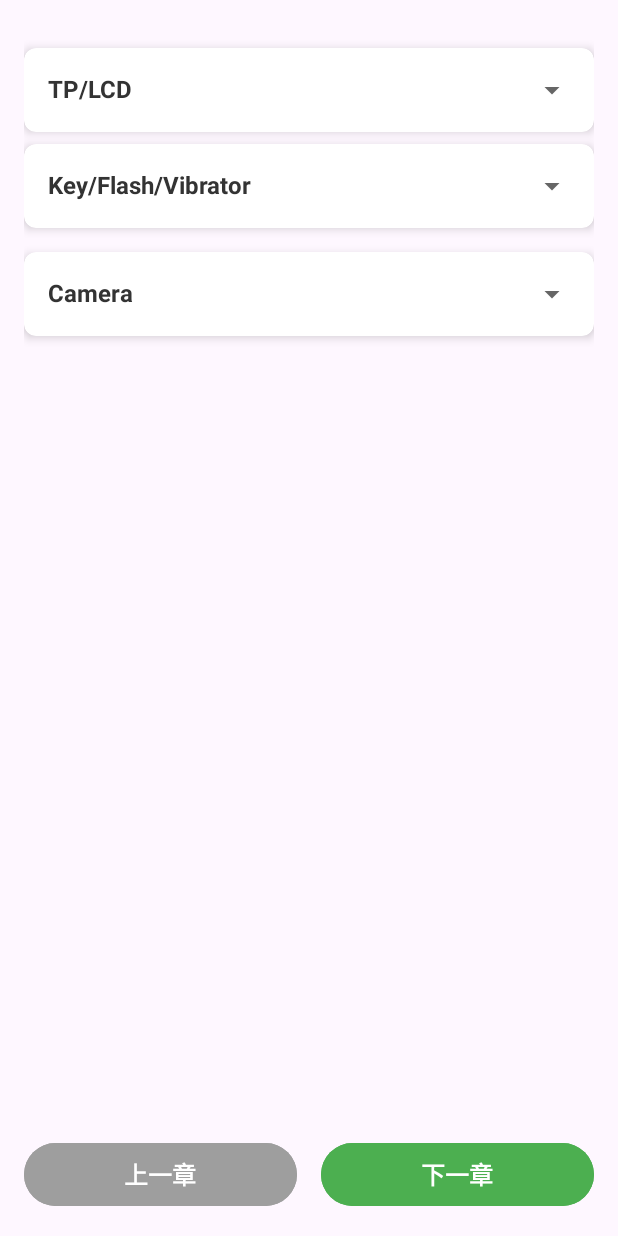
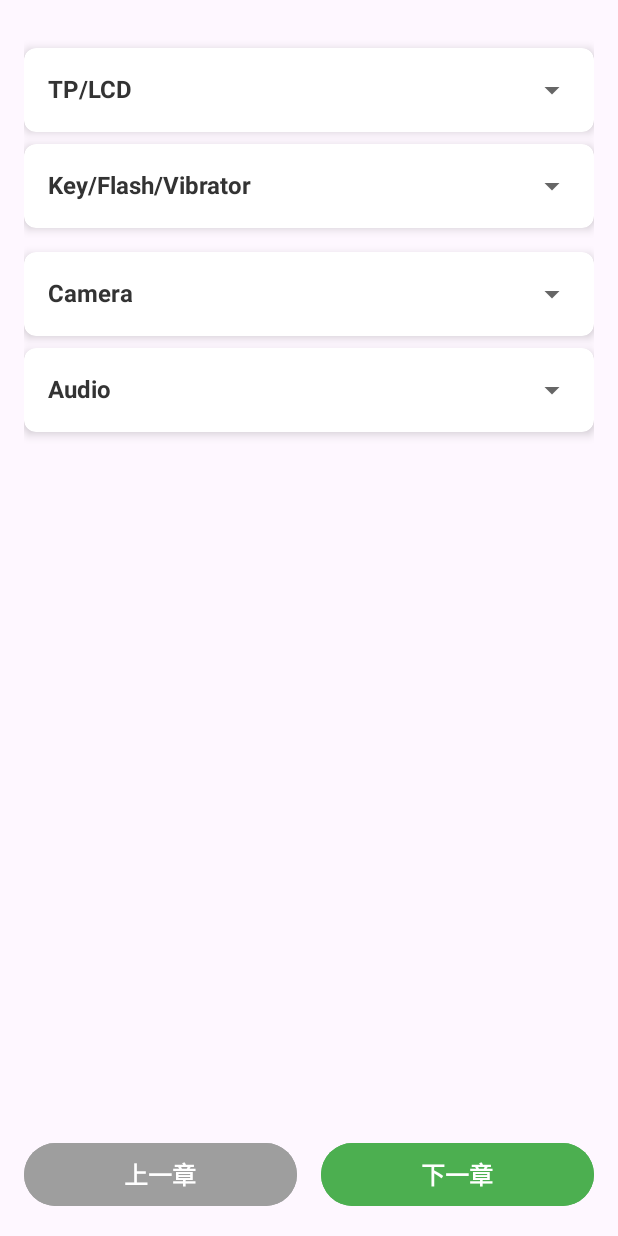
Before and after one commit to caoyang9/Cxk-app, an Android app: the MMIActivity screen opened directly, with no data from a screen before it, on a phone screen of 412 x 824 dp. Run offline under Robolectric (Android 15) with nearby library versions, the phone set to English and light mode, and no system bars.

Commit message:
feat: 播放音乐，可在扬声器与听筒之间切换音源

```diff
--- a/app/src/main/AndroidManifest.xml
+++ b/app/src/main/AndroidManifest.xml
@@ -33,6 +33,9 @@
 
     <!-- 自动聚焦 -->
     <uses-feature android:name="android.hardware.camera.autofocus" />
+
+    <uses-permission android:name="android.permission.MODIFY_AUDIO_SETTINGS" />
+    <uses-permission android:name="android.permission.RECORD_AUDIO" />
 
     <application
         android:allowBackup="true"
@@ -79,6 +82,8 @@
         <activity android:name=".mmiActivity.ColorControlActivity" android:exported="false"/>
         <activity android:name=".mmiActivity.FlashActivity" android:exported="false"/>
         <activity android:name=".mmiActivity.TakePhotoActivity" android:exported="false"/>
+        <activity android:name=".mmiActivity.AudioMusicActivity" android:exported="false"/>
+        <activity android:name=".mmiActivity.TingtongMusicActivity" android:exported="false"/>
         <!-- 重构的Activity -->
         <activity android:name=".environmentanddebug.HelloWorldActivity" android:exported="false"/>
         <activity android:name=".environmentanddebug.LogActivity" android:exported="false"/>
--- a/app/src/main/java/com/yang/androiddemolog/mmiActivity/MMIActivity.java
+++ b/app/src/main/java/com/yang/androiddemolog/mmiActivity/MMIActivity.java
@@ -31,6 +31,8 @@ public class MMIActivity extends AppCompatActivity {
 
     private Button takePhotoBtn;
 
+    private Button audioMusic;
+
     @Override
     protected void onCreate(@Nullable Bundle savedInstanceState) {
         super.onCreate(savedInstanceState);
@@ -57,6 +59,8 @@ public class MMIActivity extends AppCompatActivity {
 
         takePhotoBtn = findViewById(R.id.btn_take_photo);
 
+        audioMusic = findViewById(R.id.btn_audio_music);
+
         brightnessBtn.setOnClickListener(v -> startActivity(new Intent(MMIActivity.this, BrightnessActivity.class)));
         imageBtn.setOnClickListener(v -> startActivity(new Intent(MMIActivity.this, ImageActivity.class)));
         touchBtn.setOnClickListener(v -> startActivity(new Intent(MMIActivity.this, TouchActivity.class)));
@@ -66,6 +70,8 @@ public class MMIActivity extends AppCompatActivity {
         flashBtn.setOnClickListener(v -> startActivity(new Intent(MMIActivity.this, FlashActivity.class  )));
 
         takePhotoBtn.setOnClickListener(v -> startActivity(new Intent(MMIActivity.this, TakePhotoActivity.class)));
+
+        audioMusic.setOnClickListener(v -> startActivity(new Intent(MMIActivity.this, AudioMusicActivity.class)));
     }
 
     private void initMappings() {
@@ -73,16 +79,19 @@ public class MMIActivity extends AppCompatActivity {
         arrowToContentMap.put(R.id.arrowMMI1, R.id.contentMMI1);
         arrowToContentMap.put(R.id.arrowMMI2, R.id.contentMMI2);
         arrowToContentMap.put(R.id.arrowMMI3, R.id.contentMMI3);
+        arrowToContentMap.put(R.id.arrowMMI4, R.id.contentMMI4);
 
         // 初始化箭头视图映射
         arrowViewMap.put(R.id.arrowMMI1, findViewById(R.id.arrowMMI1));
         arrowViewMap.put(R.id.arrowMMI2, findViewById(R.id.arrowMMI2));
         arrowViewMap.put(R.id.arrowMMI3, findViewById(R.id.arrowMMI3));
+        arrowViewMap.put(R.id.arrowMMI4, findViewById(R.id.arrowMMI4));
 
         // 初始化内容视图映射
         contentViewMap.put(R.id.contentMMI1, findViewById(R.id.contentMMI1));
         contentViewMap.put(R.id.contentMMI2, findViewById(R.id.contentMMI2));
         contentViewMap.put(R.id.contentMMI3, findViewById(R.id.contentMMI3));
+        contentViewMap.put(R.id.contentMMI4, findViewById(R.id.contentMMI4));
     }
 
     private void setupClickListeners() {
@@ -90,6 +99,7 @@ public class MMIActivity extends AppCompatActivity {
         setupCardClickListener(R.id.cardMMI1, R.id.contentMMI1, R.id.arrowMMI1);
         setupCardClickListener(R.id.cardMMI2, R.id.contentMMI2, R.id.arrowMMI2);
         setupCardClickListener(R.id.cardMMI3, R.id.contentMMI3, R.id.arrowMMI3);
+        setupCardClickListener(R.id.cardMMI4, R.id.contentMMI4, R.id.arrowMMI4);
 
         // 为每个箭头设置点击监听器
         for (Integer arrowId : arrowToContentMap.keySet()) {
--- a/app/src/main/res/layout/activity_mmi2.xml
+++ b/app/src/main/res/layout/activity_mmi2.xml
@@ -292,6 +292,96 @@
                 </LinearLayout>
             </androidx.cardview.widget.CardView>
 
+            <!-- 第四行卡片 -->
+            <androidx.cardview.widget.CardView
+                android:id="@+id/cardMMI4"
+                android:layout_width="match_parent"
+                android:layout_height="wrap_content"
+                android:layout_marginBottom="8dp"
+                app:cardCornerRadius="8dp"
+                app:cardElevation="4dp">
+
+                <LinearLayout
+                    android:layout_width="match_parent"
+                    android:layout_height="wrap_content"
+                    android:orientation="vertical">
+
+                    <LinearLayout
+                        android:layout_width="match_parent"
+                        android:layout_height="wrap_content"
+                        android:orientation="horizontal"
+                        android:padding="16dp"
+                        android:clickable="true"
+                        android:focusable="true">
+
+                        <TextView
+                            android:layout_width="0dp"
+                            android:layout_height="wrap_content"
+                            android:layout_weight="1"
+                            android:text="@string/cardMMI4"
+                            android:textColor="#333333"
+                            android:textSize="16sp"
+                            android:textStyle="bold" />
+
+                        <ImageView
+                            android:id="@+id/arrowMMI4"
+                            android:layout_width="24dp"
+                            android:layout_height="24dp"
+                            android:layout_gravity="center_vertical"
+                            android:src="@drawable/ic_arrow_down"
+                            android:clickable="true"
+                            android:focusable="true"
+                            android:onClick="onArrowClick"
+                            tools:ignore="ContentDescription" />
+                    </LinearLayout>
+
+                    <LinearLayout
+                        android:id="@+id/contentMMI4"
+                        android:layout_width="match_parent"
+                        android:layout_height="wrap_content"
+                        android:orientation="horizontal"
+                        android:padding="12dp"
+                        android:visibility="gone"
+                        android:background="#F8F9FA">
+
+                        <Button
+                            android:id="@+id/btn_audio_music"
+                            android:layout_width="0dp"
+                            android:layout_height="49dp"
+                            android:layout_marginEnd="8dp"
+                            android:layout_weight="1"
+                            android:backgroundTint="#009688"
+                            android:elevation="2dp"
+                            android:text="@string/cardMMI4Btn1"
+                            android:textColor="#FFFFFF"
+                            android:textSize="14sp" />
+
+                        <Button
+                            android:id="@+id/btn2_audio2"
+                            android:layout_width="0dp"
+                            android:layout_height="49dp"
+                            android:layout_marginEnd="8dp"
+                            android:layout_weight="1"
+                            android:backgroundTint="#FF9800"
+                            android:elevation="2dp"
+                            android:text="@string/cardMMI4Btn2"
+                            android:textColor="#FFFFFF"
+                            android:textSize="14sp" />
+
+                        <Button
+                            android:id="@+id/btn2_audio3"
+                            android:layout_width="0dp"
+                            android:layout_height="49dp"
+                            android:layout_weight="1"
+                            android:backgroundTint="#795548"
+                            android:elevation="2dp"
+                            android:text="@string/cardMMI4Btn3"
+                            android:textColor="#FFFFFF"
+                            android:textSize="14sp" />
+                    </LinearLayout>
+                </LinearLayout>
+            </androidx.cardview.widget.CardView>
+
         </LinearLayout>
     </ScrollView>
 
--- a/app/src/main/res/values/colors.xml
+++ b/app/src/main/res/values/colors.xml
@@ -2,4 +2,5 @@
 <resources>
     <color name="black">#FF000000</color>
     <color name="white">#FFFFFFFF</color>
+    <color name="teal_200">#FF03DAC5</color>
 </resources>
--- a/app/src/main/res/values/strings.xml
+++ b/app/src/main/res/values/strings.xml
@@ -127,4 +127,9 @@
     <string name="cardMMI3Btn1">拍照片</string>
     <string name="cardMMI3Btn2">待开放</string>
     <string name="cardMMI3Btn3">待开放</string>
+
+    <string name="cardMMI4">Audio</string>
+    <string name="cardMMI4Btn1">听音乐</string>
+    <string name="cardMMI4Btn2">待开放</string>
+    <string name="cardMMI4Btn3">待开放</string>
 </resources>
```
Also changed, not shown: app/src/main/java/com/yang/androiddemolog/mmiActivity/AudioMusicActivity.java (added, +210 -0 lines), app/src/main/res/layout/activity_audiomusic.xml (added, +34 -0 lines), 1 other file.
